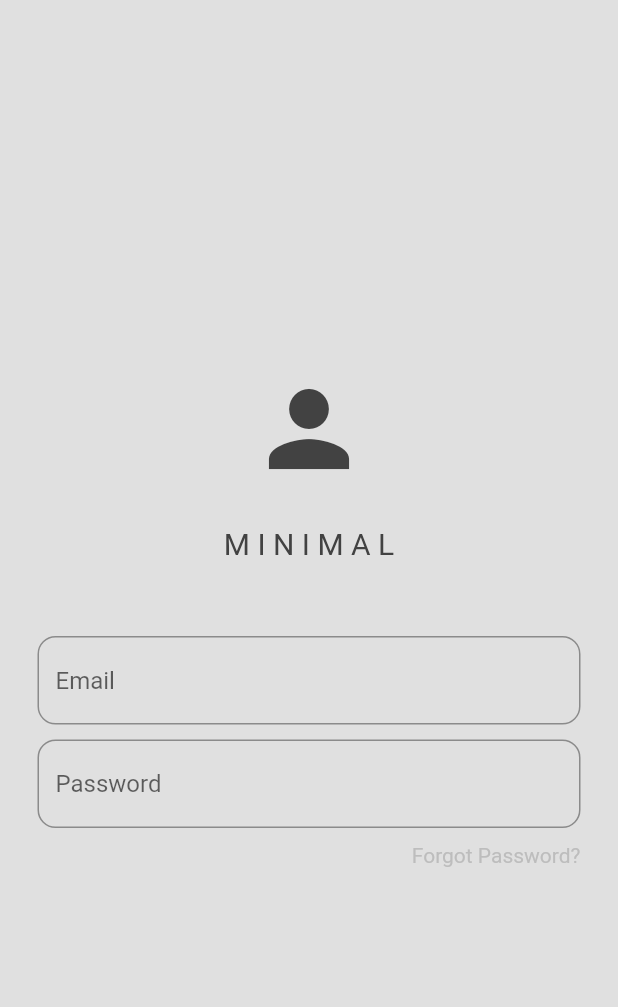
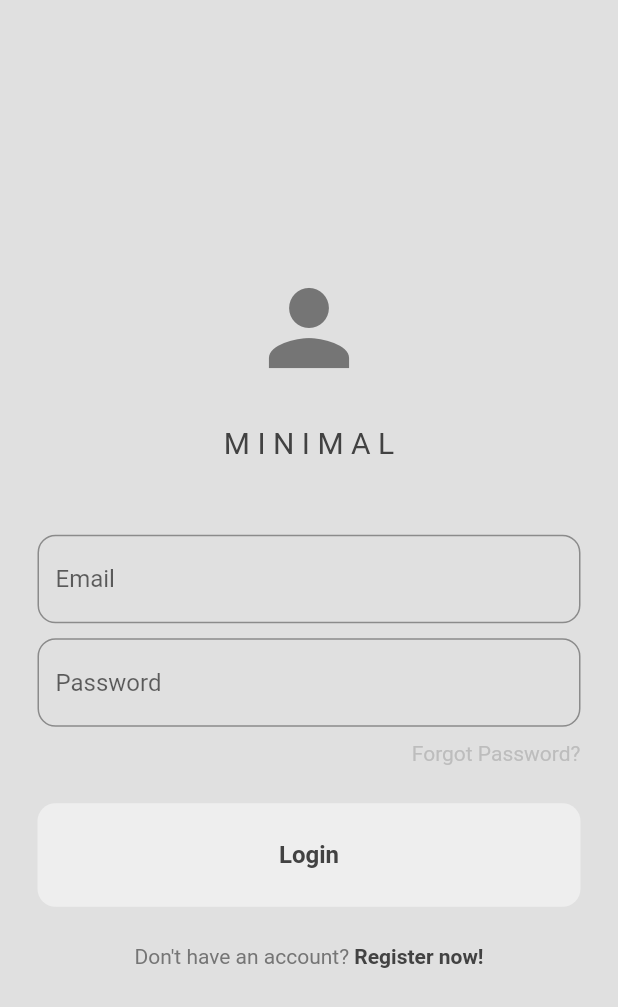
Before and after one commit to noelg-cj/Social-app, a Flutter app: the screen it shows after launch, on a phone screen of 412 x 824 dp. Shown: the top 1007 px of the screen. Run offline on Flutter 3.47's test engine with Material 2 defaults, Android fonts, the phone set to English and light mode, and no system bars.

Commit message:
Login page ui completed

```diff
--- /dev/null
+++ b/lib/components/my_button.dart
@@ -0,0 +1,36 @@
+import 'package:flutter/material.dart';
+
+class MyButton extends StatelessWidget {
+  final String text;
+  final void Function()? onTap;
+
+  const MyButton({
+    super.key,
+    required this.text,
+    required this.onTap
+  });
+
+  @override
+  Widget build(BuildContext context) {
+    return GestureDetector(
+      onTap: onTap,
+      child: Container(
+        decoration: BoxDecoration(
+          color: Theme.of(context).colorScheme.primary,
+          borderRadius: BorderRadius.circular(12)
+        ),
+        padding: const EdgeInsets.all(25),
+        child: Center(
+          child: Text(
+            text,
+            style: TextStyle(
+              fontWeight: FontWeight.bold,
+              fontSize: 16,
+            ),
+          ),
+        ),
+
+      ),
+    );
+  }
+}
--- a/lib/pages/login_page.dart
+++ b/lib/pages/login_page.dart
@@ -1,4 +1,5 @@
 import 'package:flutter/material.dart';
+import 'package:social_app/components/my_button.dart';
 import 'package:social_app/components/my_textfield.dart';
 
 class LoginPage extends StatelessWidget {
@@ -9,6 +10,8 @@ class LoginPage extends StatelessWidget {
 
 
   LoginPage({super.key});
+
+  void login() {}
 
   @override
   Widget build(BuildContext context) {
@@ -61,11 +64,39 @@ class LoginPage extends StatelessWidget {
               children: [
                 Text("Forgot Password?", style: TextStyle(color: Theme.of(context).colorScheme.secondary),),
               ],
-            )
+            ),
+
+            const SizedBox(height: 25,),
+
             // sign in button
+            MyButton(
+              text: "Login",
+              onTap: login
+            ),
+
+            const SizedBox(height: 25),
 
             // don't have an account?
-
+            Row(
+              mainAxisAlignment: MainAxisAlignment.center,
+              children: [
+                Text(
+                  "Don't have an account?",
+                  style: TextStyle(
+                    color: Theme.of(context).colorScheme.inversePrimary
+                  )
+                ),
+                GestureDetector(
+                  onTap: () {},
+                  child: const Text(
+                    " Register now!",
+                    style: TextStyle(
+                      fontWeight: FontWeight.bold
+                    )
+                  ),
+                )
+              ],
+            )
           ]
           ),
       ),
--- a/lib/theme/light_mode.dart
+++ b/lib/theme/light_mode.dart
@@ -6,7 +6,7 @@ ThemeData lightMode = ThemeData(
     background: Colors.grey.shade300,
     primary: Colors.grey.shade200,
     secondary: Colors.grey.shade400,
-    inversePrimary: Colors.grey.shade800
+    inversePrimary: Colors.grey.shade600
   ),
   textTheme: ThemeData.light().textTheme.apply(
     bodyColor: Colors.grey[800],
```
